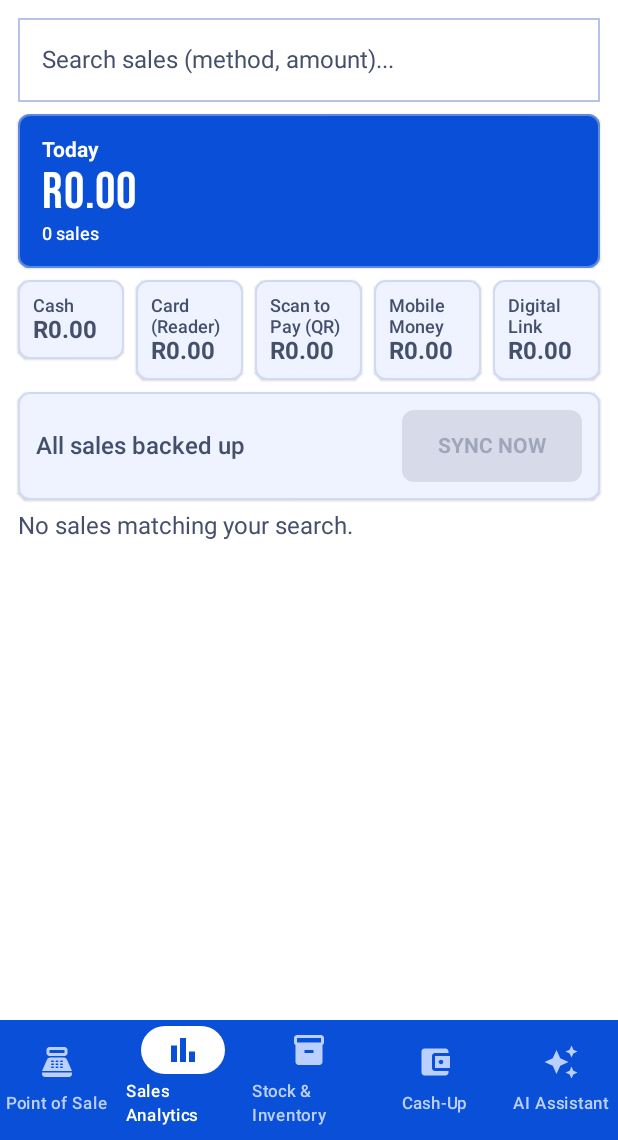
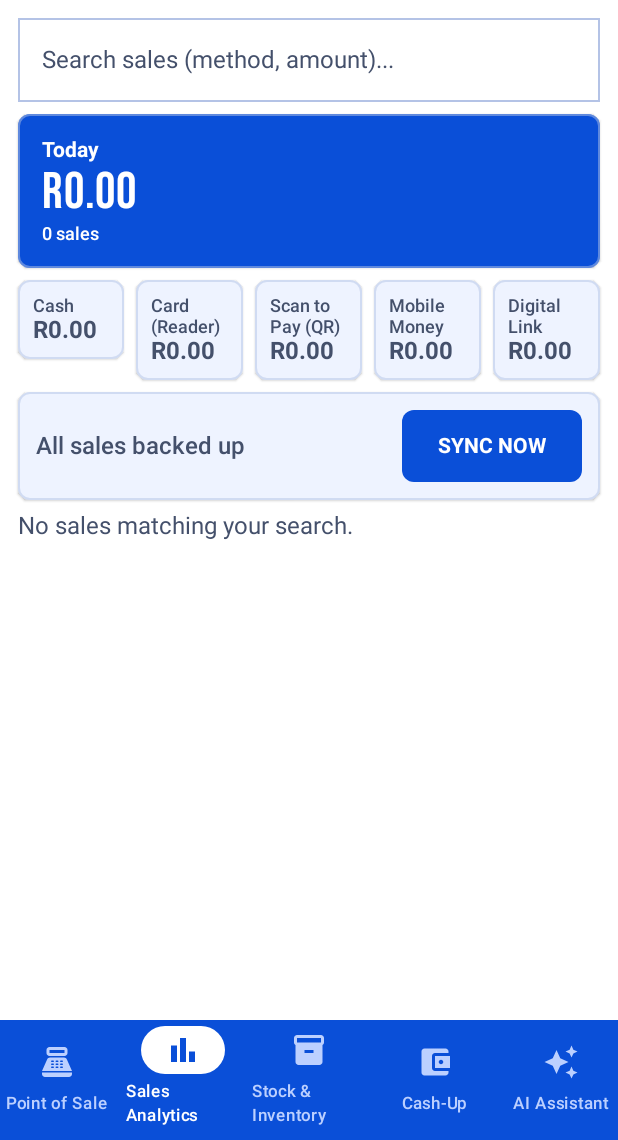
Before and after one commit to Khetha22/IsibaloExpressMerchant, an Android app built with Jetpack Compose: the SalesScreen screen opened through its navigation route, on a phone screen of 412 x 824 dp, the part 96-1236 px from its top. Run offline under Robolectric (Android 15) with nearby library versions, the phone set to English and light mode, and no system bars; our stand-ins replace Room's generated code.

Commit message:
Enable manual SYNC NOW button with WorkManager and Snackbar notification feedback

```diff
--- a/app/src/main/java/za/co/hbtechinc/isibalo/ui/sales/SalesScreen.kt
+++ b/app/src/main/java/za/co/hbtechinc/isibalo/ui/sales/SalesScreen.kt
@@ -3,18 +3,24 @@ package za.co.hbtechinc.isibalo.ui.sales
 import android.content.Intent
 import android.net.Uri
 import androidx.compose.foundation.layout.Arrangement
+import androidx.compose.foundation.layout.Box
 import androidx.compose.foundation.layout.Column
 import androidx.compose.foundation.layout.PaddingValues
 import androidx.compose.foundation.layout.Row
+import androidx.compose.foundation.layout.fillMaxSize
 import androidx.compose.foundation.layout.fillMaxWidth
 import androidx.compose.foundation.layout.padding
 import androidx.compose.foundation.lazy.LazyColumn
 import androidx.compose.foundation.lazy.items
 import androidx.compose.material3.MaterialTheme
 import androidx.compose.material3.OutlinedTextField
+import androidx.compose.material3.SnackbarHost
+import androidx.compose.material3.SnackbarHostState
 import androidx.compose.material3.Text
 import androidx.compose.runtime.Composable
+import androidx.compose.runtime.LaunchedEffect
 import androidx.compose.runtime.getValue
+import androidx.compose.runtime.remember
 import androidx.compose.ui.Alignment
 import androidx.compose.ui.Modifier
 import androidx.compose.ui.graphics.RectangleShape
@@ -40,9 +46,16 @@ fun SalesScreen(vm: SalesViewModel = viewModel(factory = AppViewModelProvider.Fa
     val query by vm.searchQuery.collectAsStateWithLifecycle()
     val fmt = SimpleDateFormat("HH:mm", Locale.ROOT)
     val context = LocalContext.current
+    val snack = remember { SnackbarHostState() }
     val cs = MaterialTheme.colorScheme
 
+    LaunchedEffect(Unit) {
+        vm.syncMessage.collect { snack.showSnackbar(it) }
+    }
+
+    Box(Modifier.fillMaxSize()) {
         LazyColumn(
+            modifier = Modifier.fillMaxSize(),
             contentPadding = PaddingValues(12.dp),
             verticalArrangement = Arrangement.spacedBy(8.dp)
         ) {
@@ -86,7 +99,7 @@ fun SalesScreen(vm: SalesViewModel = viewModel(factory = AppViewModelProvider.Fa
                             if (pending == 0) "All sales backed up" else "$pending sales waiting to sync",
                             Modifier.weight(1f), fontWeight = FontWeight.SemiBold
                         )
-                    SquareButton("SYNC NOW", vm::syncNow, enabled = pending > 0)
+                        SquareButton("SYNC NOW", vm::syncNow, enabled = pending >= 0)
                     }
                 }
             }
@@ -117,4 +130,6 @@ fun SalesScreen(vm: SalesViewModel = viewModel(factory = AppViewModelProvider.Fa
                 }
             }
         }
+        SnackbarHost(snack, Modifier.align(Alignment.TopCenter))
     }
+}
--- a/app/src/main/java/za/co/hbtechinc/isibalo/ui/sales/SalesViewModel.kt
+++ b/app/src/main/java/za/co/hbtechinc/isibalo/ui/sales/SalesViewModel.kt
@@ -5,8 +5,10 @@ import androidx.lifecycle.ViewModel
 import androidx.lifecycle.viewModelScope
 import za.co.hbtechinc.isibalo.data.Repository
 import za.co.hbtechinc.isibalo.sync.SyncScheduler
+import kotlinx.coroutines.flow.MutableSharedFlow
 import kotlinx.coroutines.flow.MutableStateFlow
 import kotlinx.coroutines.flow.SharingStarted
+import kotlinx.coroutines.flow.asSharedFlow
 import kotlinx.coroutines.flow.combine
 import kotlinx.coroutines.flow.stateIn
 import kotlinx.coroutines.launch
@@ -26,7 +28,14 @@ class SalesViewModel(private val app: Application, private val repo: Repository)
 
     val totals = repo.todayTotals().stateIn(viewModelScope, wl, emptyList())
     val pending = repo.pendingSales().stateIn(viewModelScope, wl, 0)
-    fun syncNow() = SyncScheduler.syncNow(app)
+
+    private val _syncMessage = MutableSharedFlow<String>(extraBufferCapacity = 1)
+    val syncMessage = _syncMessage.asSharedFlow()
+
+    fun syncNow() {
+        SyncScheduler.syncNow(app)
+        _syncMessage.tryEmit("Sync triggered with hbtechinc.co.za")
+    }
 
     fun logWhatsAppShare(title: String, summary: String) {
         viewModelScope.launch {
```
Lines whose indentation alone changed are shown as unchanged.
